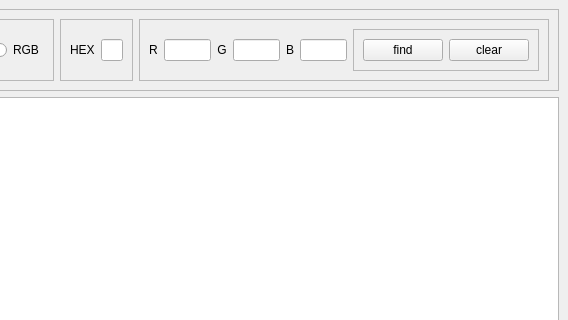
This is mainwindow.ui in LizaTheGreatest/ColorMenu as Qt 5 draws it before an edit; both pictures show x 166 to 734 and y 0 to 320 of the 734 by 567 pixel window. The edited form follows.
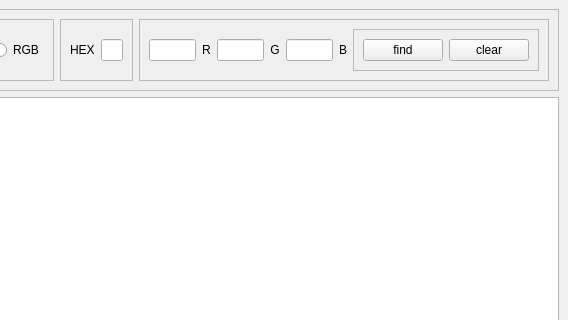
This is the edited form.

Commit message: Add SearchFilter class

What changed in the file:
```diff
--- a/mainwindow.ui
+++ b/mainwindow.ui
@@ -19,6 +19,10 @@
   <property name="windowTitle">
    <string>Color Menu</string>
   </property>
+  <property name="styleSheet">
+   <string notr="true">background: rgb(255, 255, 255
+)</string>
+  </property>
   <widget class="QWidget" name="centralwidget">
    <layout class="QVBoxLayout" name="verticalLayout">
     <item>
@@ -48,6 +52,9 @@
                 <pointsize>11</pointsize>
                </font>
               </property>
+              <property name="styleSheet">
+               <string notr="true"/>
+              </property>
               <property name="text">
                <string>Search by</string>
               </property>
@@ -104,8 +111,8 @@
            <property name="frameShadow">
             <enum>QFrame::Raised</enum>
            </property>
-           <layout class="QHBoxLayout" name="horizontalLayout_3">
-            <item>
+           <layout class="QGridLayout" name="gridLayout">
+            <item row="0" column="1">
              <widget class="QLabel" name="label">
               <property name="toolTip">
                <string>&lt;html&gt;&lt;head/&gt;&lt;body&gt;&lt;p align=&quot;center&quot;&gt;&lt;br/&gt;&lt;/p&gt;&lt;/body&gt;&lt;/html&gt;</string>
@@ -115,34 +122,13 @@
               </property>
              </widget>
             </item>
-            <item>
-             <widget class="QLineEdit" name="lineEdit_red">
-              <property name="enabled">
-               <bool>true</bool>
-              </property>
-             </widget>
-            </item>
-            <item>
-             <widget class="QLabel" name="label_2">
-              <property name="text">
-               <string>&lt;html&gt;&lt;head/&gt;&lt;body&gt;&lt;p align=&quot;center&quot;&gt;G&lt;/p&gt;&lt;/body&gt;&lt;/html&gt;</string>
-              </property>
-             </widget>
-            </item>
-            <item>
+            <item row="0" column="2">
              <widget class="QLineEdit" name="lineEdit_green"/>
             </item>
-            <item>
-             <widget class="QLabel" name="label_3">
-              <property name="text">
-               <string>&lt;html&gt;&lt;head/&gt;&lt;body&gt;&lt;p align=&quot;center&quot;&gt;B&lt;/p&gt;&lt;/body&gt;&lt;/html&gt;</string>
-              </property>
-             </widget>
-            </item>
-            <item>
+            <item row="0" column="4">
              <widget class="QLineEdit" name="lineEdit_blue"/>
             </item>
-            <item>
+            <item row="0" column="6">
              <widget class="QFrame" name="frame_2">
               <property name="frameShape">
                <enum>QFrame::StyledPanel</enum>
@@ -153,6 +139,9 @@
               <layout class="QHBoxLayout" name="horizontalLayout_2">
                <item>
                 <widget class="QPushButton" name="pushButton">
+                 <property name="styleSheet">
+                  <string notr="true"/>
+                 </property>
                  <property name="text">
                   <string>find</string>
                  </property>
@@ -160,6 +149,9 @@
                </item>
                <item>
                 <widget class="QPushButton" name="pushButton_clear">
+                 <property name="styleSheet">
+                  <string notr="true"/>
+                 </property>
                  <property name="text">
                   <string>clear</string>
                  </property>
@@ -168,6 +160,27 @@
               </layout>
              </widget>
             </item>
+            <item row="0" column="3">
+             <widget class="QLabel" name="label_2">
+              <property name="text">
+               <string>&lt;html&gt;&lt;head/&gt;&lt;body&gt;&lt;p align=&quot;center&quot;&gt;G&lt;/p&gt;&lt;/body&gt;&lt;/html&gt;</string>
+              </property>
+             </widget>
+            </item>
+            <item row="0" column="0">
+             <widget class="QLineEdit" name="lineEdit_red">
+              <property name="enabled">
+               <bool>true</bool>
+              </property>
+             </widget>
+            </item>
+            <item row="0" column="5">
+             <widget class="QLabel" name="label_3">
+              <property name="text">
+               <string>&lt;html&gt;&lt;head/&gt;&lt;body&gt;&lt;p align=&quot;center&quot;&gt;B&lt;/p&gt;&lt;/body&gt;&lt;/html&gt;</string>
+              </property>
+             </widget>
+            </item>
            </layout>
           </widget>
          </item>
@@ -197,6 +210,10 @@
         <verstretch>0</verstretch>
        </sizepolicy>
       </property>
+      <property name="styleSheet">
+       <string notr="true">background: rgb(255, 255, 255
+)</string>
+      </property>
      </widget>
     </item>
    </layout>
```
The commit also changes 7 other files.
